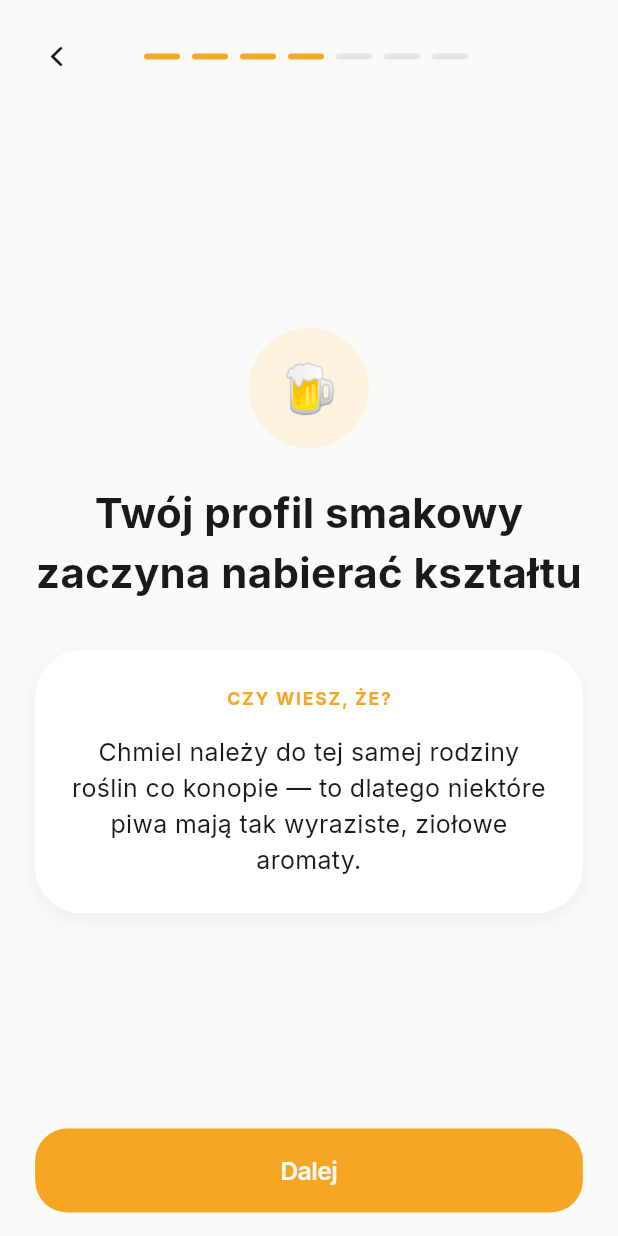
After one commit to wSBMichalee/BrewDNA, a Flutter app: the _OnboardingView screen opened directly, swiped to page 5, on a phone screen of 412 x 824 dp. The commit adds this screen. Run offline on Flutter 3.47's test engine with Material 3 defaults, Android fonts, the phone set to English and light mode, and no system bars; our stand-ins replace cached_network_image, flutter_bloc, flutter_screenutil, fpdart, freezed_annotation, get_it and 4 more; missing offline and left inert: a package; accounts and stored records are empty; network calls fail.

Commit message:
feat: add extended onboarding steps (styles, countries, experience level, analyzing)

```diff
--- a/lib/core/theme/app_theme.dart
+++ b/lib/core/theme/app_theme.dart
@@ -25,6 +25,7 @@ class AppSpacings {
   static double get s8 => 8.0.r;
   static double get s12 => 12.0.r;
   static double get s16 => 16.0.r;
+  static double get s20 => 20.0.r;
   static double get s24 => 24.0.r;
   static double get s32 => 32.0.r;
   static double get s48 => 48.0.r;
--- a/lib/features/onboarding/presentation/bloc/onboarding_state.dart
+++ b/lib/features/onboarding/presentation/bloc/onboarding_state.dart
@@ -10,5 +10,8 @@ abstract class OnboardingState with _$OnboardingState {
     @Default(50.0) double bitterSweetValue,
     @Default(50.0) double dryFruityValue,
     @Default(50.0) double crispMaltyValue,
+    @Default({}) Set<String> selectedStyles,
+    @Default({}) Set<String> selectedCountries,
+    String? experienceLevel,
   }) = _OnboardingState;
 }
--- a/lib/features/onboarding/presentation/screens/hook_screen.dart
+++ b/lib/features/onboarding/presentation/screens/hook_screen.dart
@@ -1,5 +1,4 @@
 import 'package:flutter/cupertino.dart';
-import 'package:flutter/material.dart';
 import 'package:flutter_bloc/flutter_bloc.dart';
 import 'package:go_router/go_router.dart';
 import 'package:cached_network_image/cached_network_image.dart';
--- /dev/null
+++ b/lib/features/onboarding/presentation/screens/interstitial_fact_page.dart
@@ -0,0 +1,79 @@
+import 'package:flutter/material.dart';
+import '../../../../core/theme/app_theme.dart';
+import '../../../../core/widgets/app_button.dart';
+
+class InterstitialFactPage extends StatelessWidget {
+  final VoidCallback onNext;
+
+  const InterstitialFactPage({super.key, required this.onNext});
+
+  @override
+  Widget build(BuildContext context) {
+    return Padding(
+      padding: EdgeInsets.symmetric(horizontal: AppSpacings.s24),
+      child: Column(
+        mainAxisAlignment: MainAxisAlignment.center,
+        children: [
+          const Spacer(),
+          Container(
+            width: 80,
+            height: 80,
+            decoration: const BoxDecoration(
+              color: AppColors.accentTint,
+              shape: BoxShape.circle,
+            ),
+            child: const Center(
+              child: Text('🍺', style: TextStyle(fontSize: 32)),
+            ),
+          ),
+          SizedBox(height: AppSpacings.s24),
+          Text(
+            'Twój profil smakowy zaczyna nabierać kształtu',
+            style: AppTypography.title2.copyWith(fontSize: 28),
+            textAlign: TextAlign.center,
+          ),
+          SizedBox(height: AppSpacings.s32),
+          Container(
+            width: double.infinity,
+            padding: EdgeInsets.all(AppSpacings.s24),
+            decoration: BoxDecoration(
+              color: AppColors.white,
+              borderRadius: BorderRadius.circular(AppRadius.card),
+              boxShadow: [
+                BoxShadow(
+                  color: AppColors.black.withValues(alpha: 0.05),
+                  blurRadius: 10,
+                  offset: const Offset(0, 4),
+                ),
+              ],
+            ),
+            child: Column(
+              children: [
+                Text(
+                  'CZY WIESZ, ŻE?',
+                  style: AppTypography.caption.copyWith(
+                    color: AppColors.accent,
+                    fontWeight: FontWeight.w700,
+                    letterSpacing: 1.2,
+                  ),
+                ),
+                SizedBox(height: AppSpacings.s16),
+                Text(
+                  'Chmiel należy do tej samej rodziny roślin co konopie — to dlatego niektóre piwa mają tak wyraziste, ziołowe aromaty.',
+                  style: AppTypography.body,
+                  textAlign: TextAlign.center,
+                ),
+              ],
+            ),
+          ),
+          const Spacer(),
+          AppButton(
+            text: 'Dalej',
+            onPressed: onNext,
+          ),
+          SizedBox(height: AppSpacings.s16),
+        ],
+      ),
+    );
+  }
+}
--- a/lib/features/onboarding/presentation/screens/onboarding_screen.dart
+++ b/lib/features/onboarding/presentation/screens/onboarding_screen.dart
@@ -8,6 +8,10 @@ import '../../../../core/theme/app_theme.dart';
 import '../bloc/onboarding_cubit.dart';
 import '../bloc/onboarding_state.dart';
 import '../widgets/quiz_question_page.dart';
+import '../widgets/chip_selection_page.dart';
+import 'interstitial_fact_page.dart';
+import 'experience_level_page.dart';
+import 'analyzing_page.dart';
 import 'hook_screen.dart';
 
 class OnboardingScreen extends StatelessWidget {
@@ -40,7 +44,7 @@ class _OnboardingViewState extends State<_OnboardingView> {
   }
 
   void _nextPage() {
-    if (_currentIndex < 4) {
+    if (_currentIndex < 9) {
       _pageController.nextPage(
         duration: const Duration(milliseconds: 300),
         curve: Curves.easeInOut,
@@ -59,6 +63,15 @@ class _OnboardingViewState extends State<_OnboardingView> {
     }
   }
 
+  int get _activeIndicatorStep {
+    if (_currentIndex <= 3) return _currentIndex;
+    if (_currentIndex == 4) return 3; // Interstitial Fact Page shares step 4
+    if (_currentIndex >= 5 && _currentIndex <= 7) return _currentIndex - 1;
+    return 6;
+  }
+
+  bool get _showTopBar => _currentIndex < 8; // Hide on Analyzing and Hook
+
   @override
   Widget build(BuildContext context) {
     return Scaffold(
@@ -68,8 +81,8 @@ class _OnboardingViewState extends State<_OnboardingView> {
           builder: (context, state) {
             return Column(
               children: [
-                // Header navigation (hidden on page 5)
-                if (_currentIndex < 4)
+                // Header navigation (hidden on Analyzing and Result)
+                if (_showTopBar)
                   Padding(
                     padding: EdgeInsets.symmetric(
                         horizontal: AppSpacings.s16, vertical: AppSpacings.s16),
@@ -84,14 +97,14 @@ class _OnboardingViewState extends State<_OnboardingView> {
                         Expanded(
                           child: Row(
                             mainAxisAlignment: MainAxisAlignment.center,
-                            children: List.generate(4, (index) {
+                            children: List.generate(7, (index) {
                               return Container(
                                 margin:
                                     const EdgeInsets.symmetric(horizontal: 4),
                                 width: 24,
                                 height: 4,
                                 decoration: BoxDecoration(
-                                  color: index <= _currentIndex
+                                  color: index <= _activeIndicatorStep
                                       ? AppColors.accent
                                       : AppColors.separator,
                                   borderRadius: BorderRadius.circular(2),
@@ -117,6 +130,7 @@ class _OnboardingViewState extends State<_OnboardingView> {
                       context.read<OnboardingCubit>().setStep(index);
                     },
                     children: [
+                      // Page 0: Q1
                       QuizQuestionPage(
                         step: 1,
                         question: 'Co powiesz na goryczkę?',
@@ -129,6 +143,7 @@ class _OnboardingViewState extends State<_OnboardingView> {
                         buttonLabel: 'Następne pytanie',
                         onNext: _nextPage,
                       ),
+                      // Page 1: Q2
                       QuizQuestionPage(
                         step: 2,
                         question: 'Jak lubisz swoje piwo?',
@@ -141,6 +156,7 @@ class _OnboardingViewState extends State<_OnboardingView> {
                         buttonLabel: 'Następne pytanie',
                         onNext: _nextPage,
                       ),
+                      // Page 2: Q3
                       QuizQuestionPage(
                         step: 3,
                         question: 'Owocowe czy wytrawne?',
@@ -153,6 +169,7 @@ class _OnboardingViewState extends State<_OnboardingView> {
                         buttonLabel: 'Następne pytanie',
                         onNext: _nextPage,
                       ),
+                      // Page 3: Q4
                       QuizQuestionPage(
                         step: 4,
                         question: 'A może coś słodowego?',
@@ -162,19 +179,55 @@ class _OnboardingViewState extends State<_OnboardingView> {
                         rightLabel: 'Słodowe',
                         sliderValue: state.crispMaltyValue,
                         onSliderChanged: (v) => context.read<OnboardingCubit>().updateCrispMalty(v),
-                        buttonLabel: 'Zobacz mój profil',
+                        buttonLabel: 'Dalej',
                         onNext: _nextPage,
                       ),
-                      // Wrap HookScreen without its internal Scaffold so it fits in PageView cleanly
-                      // HookScreen has a Scaffold, so we should actually provide a widget without a scaffold here.
-                      // Wait, I can just use a local method or modify HookScreen to not have Scaffold.
-                      // I will modify HookScreen to remove Scaffold, or use HookScreen body here.
-                      // HookScreen uses Scaffold. Let's see what happens.
-                      // Actually, let's fix HookScreen so it just returns the content, or if we use HookScreen,
-                      // we can just put it here since PageView handles it. But Scaffold in Scaffold is bad.
-                      // I will just use HookScreen() and fix HookScreen in the previous write_to_file!
-                      // I DID use Scaffold in HookScreen. I will remove Scaffold from HookScreen.
-                      HookScreen(),
+                      // Page 4: Interstitial
+                      InterstitialFactPage(
+                        onNext: _nextPage,
+                      ),
+                      // Page 5: Styles
+                      ChipSelectionPage(
+                        step: 5,
+                        totalSteps: 7,
+                        question: 'Jakie style już znasz i lubisz?',
+                        subtitle: 'Wybierz tyle, ile chcesz — to pomoże nam Cię lepiej poznać.',
+                        options: const ['IPA', 'Lager', 'Weizen', 'Stout', 'Sour', 'Belgijskie', 'Porter', 'Pils'],
+                        selectedValues: state.selectedStyles,
+                        onToggle: (v) => context.read<OnboardingCubit>().toggleStyle(v),
+                        onNext: _nextPage,
+                      ),
+                      // Page 6: Countries
+                      ChipSelectionPage(
+                        step: 6,
+                        totalSteps: 7,
+                        question: 'Skąd najchętniej sięgasz po piwo?',
+                        subtitle: 'Wybierz swoje ulubione kraje piwne.',
+                        options: const [
+                          'Polska 🇵🇱', 'Belgia 🇧🇪', 'Niemcy 🇩🇪', 'Czechy 🇨🇿', 'USA 🇺🇸',
+                          'Wielka Brytania 🇬🇧', 'Irlandia 🇮🇪', 'Hiszpania 🇪🇸', 'Włochy 🇮🇹',
+                          'Holandia 🇳🇱', 'Austria 🇦🇹', 'Francja 🇫🇷', 'Dania 🇩🇰', 'Szwajcaria 🇨🇭',
+                          'Meksyk 🇲🇽', 'Brazylia 🇧🇷', 'Kanada 🇨🇦', 'Japonia 🇯🇵', 'Chiny 🇨🇳',
+                          'Korea Południowa 🇰🇷', 'Australia 🇦🇺', 'RPA 🇿🇦'
+                        ],
+                        selectedValues: state.selectedCountries,
+                        onToggle: (v) => context.read<OnboardingCubit>().toggleCountry(v),
+                        onNext: _nextPage,
+                      ),
+                      // Page 7: Experience Level
+                      ExperienceLevelPage(
+                        step: 7,
+                        totalSteps: 7,
+                        selectedLevel: state.experienceLevel,
+                        onSelect: (v) => context.read<OnboardingCubit>().setExperienceLevel(v),
+                        onNext: _nextPage,
+                      ),
+                      // Page 8: Analyzing Loading
+                      AnalyzingPage(
+                        onComplete: _nextPage,
+                      ),
+                      // Page 9: Hook Result
+                      const HookScreen(),
                     ],
                   ),
                 ),
--- a/lib/features/onboarding/presentation/screens/splash_screen.dart
+++ b/lib/features/onboarding/presentation/screens/splash_screen.dart
@@ -1,12 +1,12 @@
 import 'dart:math' as math;
 import 'package:flutter/material.dart';
-import 'package:flutter_screenutil/flutter_screenutil.dart';
+
 import 'package:go_router/go_router.dart';
 import 'package:supabase_flutter/supabase_flutter.dart';
 import '../../../../core/theme/app_theme.dart';
 
 class SplashScreen extends StatefulWidget {
-  SplashScreen({super.key});
+  const SplashScreen({super.key});
 
   @override
   State<SplashScreen> createState() => _SplashScreenState();
@@ -93,7 +93,7 @@ class _SplashScreenState extends State<SplashScreen> with TickerProviderStateMix
                         foreground: Paint()
                           ..style = PaintingStyle.stroke
                           ..strokeWidth = 2
-                          ..color = AppColors.labelSecondary.withOpacity(0.3),
+                          ..color = AppColors.accentTint.withValues(alpha: 0.3),
                       ),
                     ),
                   ),
```
Also changed, not shown: lib/features/onboarding/presentation/bloc/onboarding_cubit.dart (+25 -1 lines), lib/features/onboarding/presentation/screens/analyzing_page.dart (added, +73 -0 lines), lib/features/onboarding/presentation/screens/experience_level_page.dart (added, +125 -0 lines), lib/features/onboarding/presentation/widgets/chip_selection_page.dart (added, +112 -0 lines), lib/features/onboarding/presentation/bloc/onboarding_state.freezed.dart.
